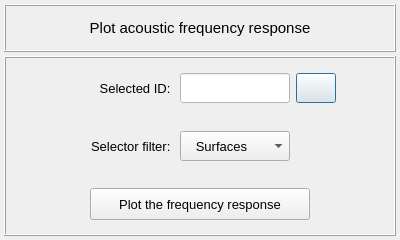
The window that vibra/interface/data/ui_files/plots/acoustic/plot_acoustic_pressure_frequency_response_input.ui (MOPT-UFSC/VIBRA) describes before a commit, drawn with Qt 5.
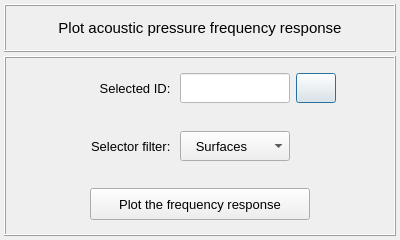
The same window after the commit. Icons and pictures are not drawn.

Commit message: Adds model frequency checks while applying boundary conditions

```diff
--- a/vibra/interface/data/ui_files/plots/acoustic/plot_acoustic_pressure_frequency_response_input.ui
+++ b/vibra/interface/data/ui_files/plots/acoustic/plot_acoustic_pressure_frequency_response_input.ui
@@ -119,7 +119,7 @@
          </font>
         </property>
         <property name="text">
-         <string>Plot acoustic frequency response</string>
+         <string>Plot acoustic pressure frequency response</string>
         </property>
         <property name="textFormat">
          <enum>Qt::AutoText</enum>
```
The commit also changes 15 other files.
